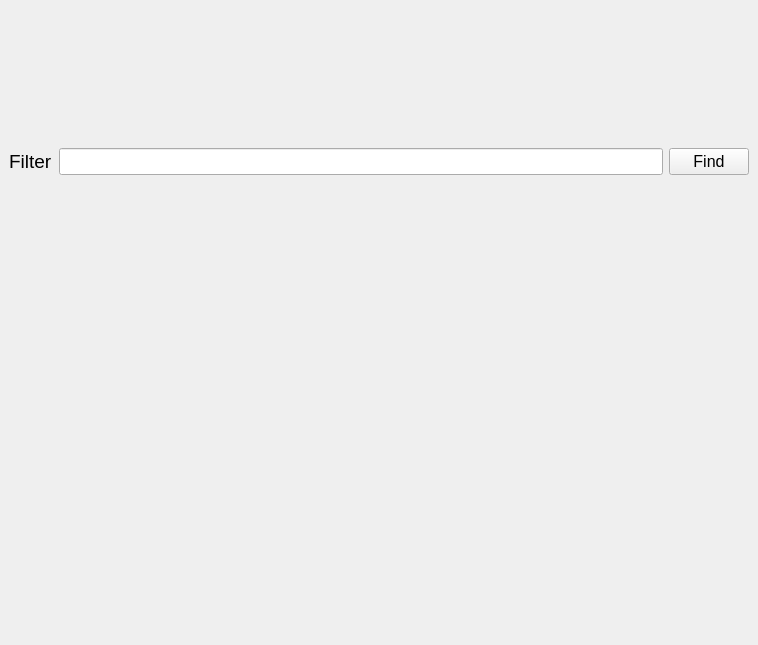
First picture: the form in threadtab.ui, repository siavash119/qtchan, before the edit.
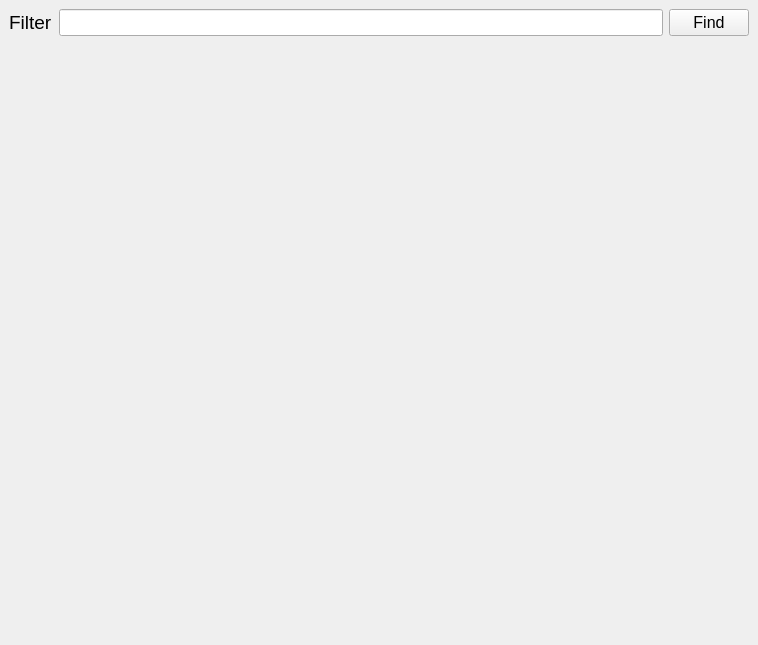
Second picture: the form after the edit.

Commit message: search bar expanding fix

Patch:
```diff
--- a/threadtab.ui
+++ b/threadtab.ui
@@ -45,6 +45,12 @@
    </property>
    <item>
     <widget class="QWidget" name="searchWidget" native="true">
+     <property name="sizePolicy">
+      <sizepolicy hsizetype="Expanding" vsizetype="Maximum">
+       <horstretch>0</horstretch>
+       <verstretch>0</verstretch>
+      </sizepolicy>
+     </property>
      <layout class="QHBoxLayout" name="horizontalLayout" stretch="0,0,0">
       <property name="sizeConstraint">
        <enum>QLayout::SetDefaultConstraint</enum>
@@ -113,7 +119,7 @@
         <x>0</x>
         <y>0</y>
         <width>758</width>
-        <height>322</height>
+        <height>600</height>
        </rect>
       </property>
       <property name="sizePolicy">
```
The commit also changes 1 other file.
